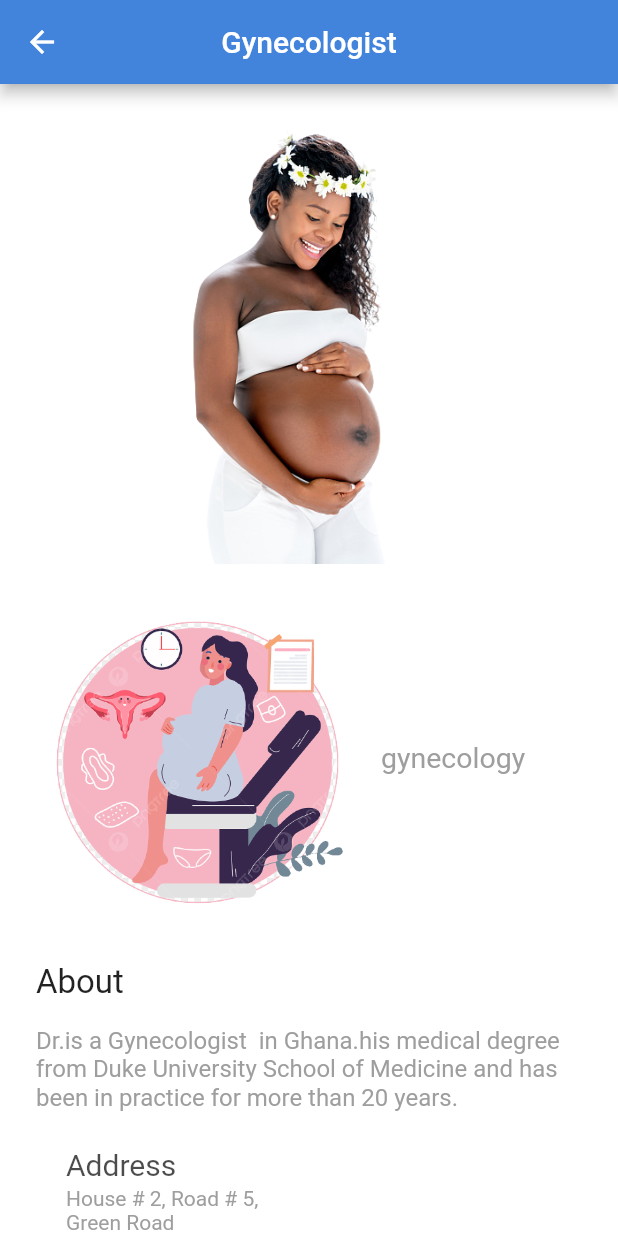
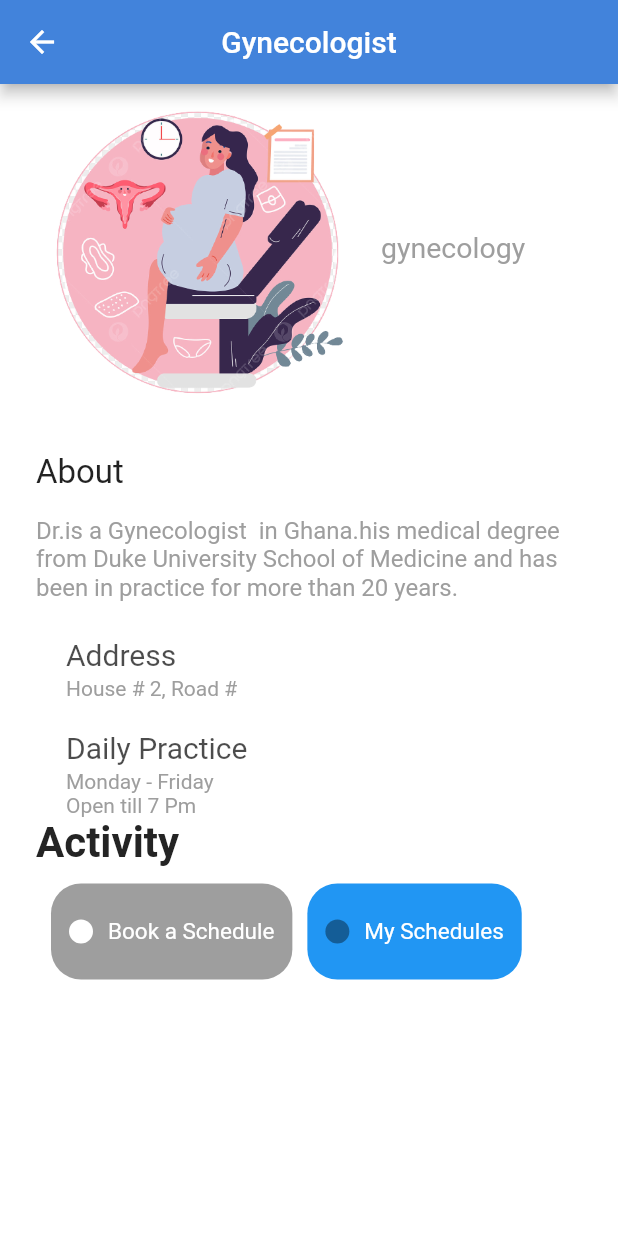
Before and after one commit to Mr-Deee/totalclinic, a Flutter app: the Gynecology screen opened directly, on a phone screen of 412 x 824 dp. Run offline on Flutter 3.47's test engine with Material 2 defaults, Android fonts, the phone set to English and light mode, and no system bars; our stand-ins replace animate_do, animated_flip_counter, cached_network_image, cloud_firestore, firebase_auth, firebase_core and 10 more; accounts and stored records are empty.

Commit message:
my health

```diff
--- a/lib/Pages/Dentist.dart
+++ b/lib/Pages/Dentist.dart
@@ -221,7 +221,7 @@ class _DentistpageState extends State<Dentist> {
                                     width: MediaQuery.of(context).size.width - 268,
                                     child: Text(
                                       '''Monday - Friday
-Open till 7 Pm''',
+                                      Open till 7 Pm''',
                                       style: TextStyle(color: Colors.grey),
                                     ))
                               ],
@@ -319,7 +319,7 @@ Open till 7 Pm''',
 
                                 SizedBox(width: 20,),
                                 Container(
-                                  width: MediaQuery.of(context).size.width/2 - 130,
+                                  // width: MediaQuery.of(context).size.width/2 - 130,
                                   child: Text(
                                     "My Schedules",
                                     style: TextStyle(color: Colors.white,
--- a/lib/Pages/Gynecologist.dart
+++ b/lib/Pages/Gynecologist.dart
@@ -27,64 +27,6 @@ class _GynecologyState extends State<Gynecology> {
               scrollDirection: Axis.horizontal,
               child: Row(
                 children: [
-                  Row(
-                    children: [
-                      Padding(
-                        padding: const EdgeInsets.all(20.0),
-                        child: Container(
-                            height: 300,
-                            width: 200,
-                            child: Text(""),
-                            decoration: new BoxDecoration(
-                                image: new DecorationImage(
-                              image:
-                                  new AssetImage("assets/images/preg.png"),
-                              fit: BoxFit.fill,
-                            ))),
-                      ),
-
-                     // 061495
-                     //  Padding(
-                     //    padding: const EdgeInsets.all(20.0),
-                     //    child: Container(
-                     //        height: 200,
-                     //        width: 200,
-                     //        child: Text(" "),
-                     //        decoration: new BoxDecoration(
-                     //            image: new DecorationImage(
-                     //          image:
-                     //              new AssetImage("assets/images/preg2.png"),
-                     //          fit: BoxFit.fill,
-                     //        ))),
-                     //  ),
-                     //  Padding(
-                     //    padding: const EdgeInsets.all(20.0),
-                     //    child: Container(
-                     //        height: 300,
-                     //        width: 200,
-                     //        child: Text(" images "),
-                     //        decoration: new BoxDecoration(
-                     //            image: new DecorationImage(
-                     //          image:
-                     //              new AssetImage("assets/images/DENTIST3.jpg"),
-                     //          fit: BoxFit.fill,
-                     //        ))),
-                     //  ),
-                     //  Padding(
-                     //    padding: const EdgeInsets.all(20.0),
-                     //    child: Container(
-                     //        height: 200,
-                     //        width: 200,
-                     //        child: Text(" Images "),
-                     //        decoration: new BoxDecoration(
-                     //            image: new DecorationImage(
-                     //          image:
-                     //              new AssetImage("assets/images/DENTIST3.jpg"),
-                     //          fit: BoxFit.fill,
-                     //        ))),
-                     //  )
-                    ],
-                  ),
                   // Show a dialog
 
                   // dentist department
@@ -101,7 +43,8 @@ class _GynecologyState extends State<Gynecology> {
                         scrollDirection: Axis.horizontal,
                         child: Row(
                           children: <Widget>[
-                            Image.asset("assets/images/gynelog.png", height: 220),
+                            Image.asset("assets/images/gynelog.png",
+                                height: 220),
                             SizedBox(
                               width: 10,
                             ),
@@ -192,7 +135,7 @@ class _GynecologyState extends State<Gynecology> {
                                                   .width -
                                               268,
                                           child: Text(
-                                            "House # 2, Road # 5, Green Road Dhanmondi, Dhaka, Bangladesh",
+                                            "House # 2, Road #",
                                             style:
                                                 TextStyle(color: Colors.grey),
                                           ))
@@ -254,19 +197,23 @@ Open till 7 Pm''',
                             fontWeight: FontWeight.w600),
                       ),
                       SizedBox(
-                        height: 12,
+                        height: 1,
                       ),
-                      Row(
+                      SingleChildScrollView(
+                        scrollDirection: Axis.horizontal,
+                        child: Row(
                           mainAxisAlignment: MainAxisAlignment.spaceBetween,
                           children: [
-                          GestureDetector(
+                            Padding(
+                              padding: const EdgeInsets.all(10.0),
+                              child: GestureDetector(
                                 onTap: () {
                                   Navigator.of(context).push(MaterialPageRoute(
                                       builder: (context) => BookingScreen()));
                                 },
                                 child: Container(
                                   padding: EdgeInsets.symmetric(
-                                  vertical: 24, horizontal: 16),
+                                      vertical: 23, horizontal: 12),
                                   decoration: BoxDecoration(
                                       color: Colors.black38,
                                       borderRadius: BorderRadius.circular(20)),
@@ -295,9 +242,10 @@ Open till 7 Pm''',
                                   ),
                                 ),
                               ),
+                            ),
                             Container(
                               padding: EdgeInsets.symmetric(
-                                vertical: 24, horizontal: 16),
+                                  vertical: 23, horizontal: 12),
                               decoration: BoxDecoration(
                                   color: Colors.blue,
                                   borderRadius: BorderRadius.circular(20)),
@@ -321,12 +269,10 @@ Open till 7 Pm''',
                                       //  child: Image.asset("assets/images/faq.png")
                                     ),
                                     SizedBox(
-                                    width: 20,
+                                      width: 10,
                                     ),
                                     Container(
-                                    width:
-                                        MediaQuery.of(context).size.width / 2 -
-                                            130,
+
                                       child: Text(
                                         "My Schedules",
                                         style: TextStyle(
@@ -338,6 +284,7 @@ Open till 7 Pm''',
                               ),
                             )
                           ],
+                        ),
                       ),
                     ],
                   )),
```
Also changed, not shown: lib/Pages/DoctorProfile.dart (+14 -2 lines), lib/components/drawer/custom_drawer.dart (+25 -31 lines). Lines whose indentation alone changed are shown as unchanged.
